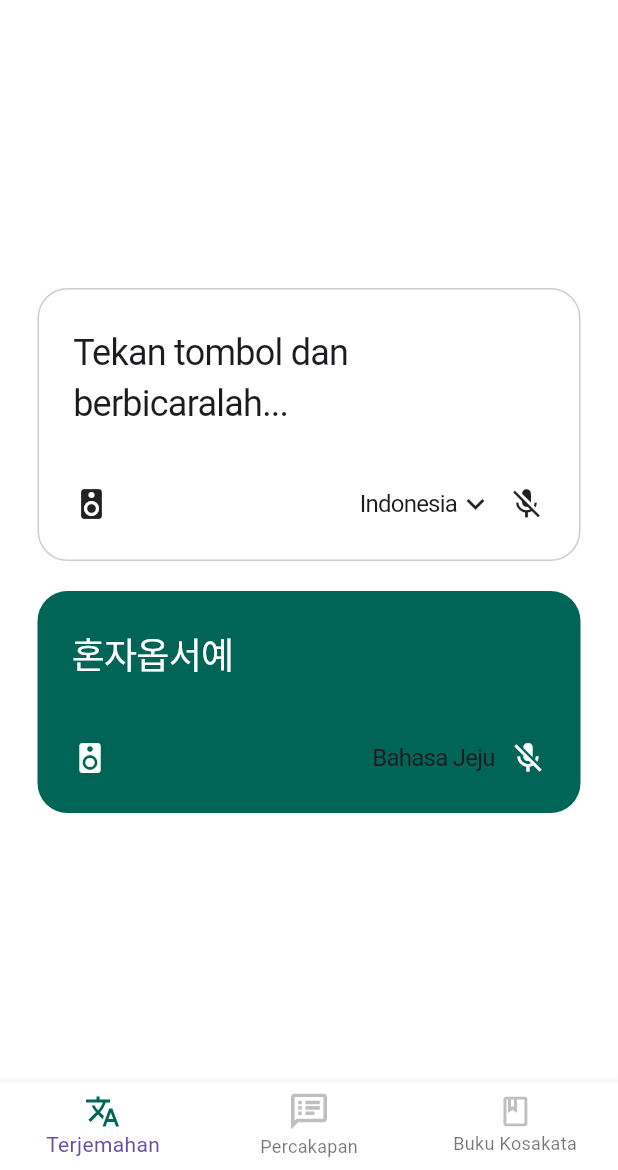
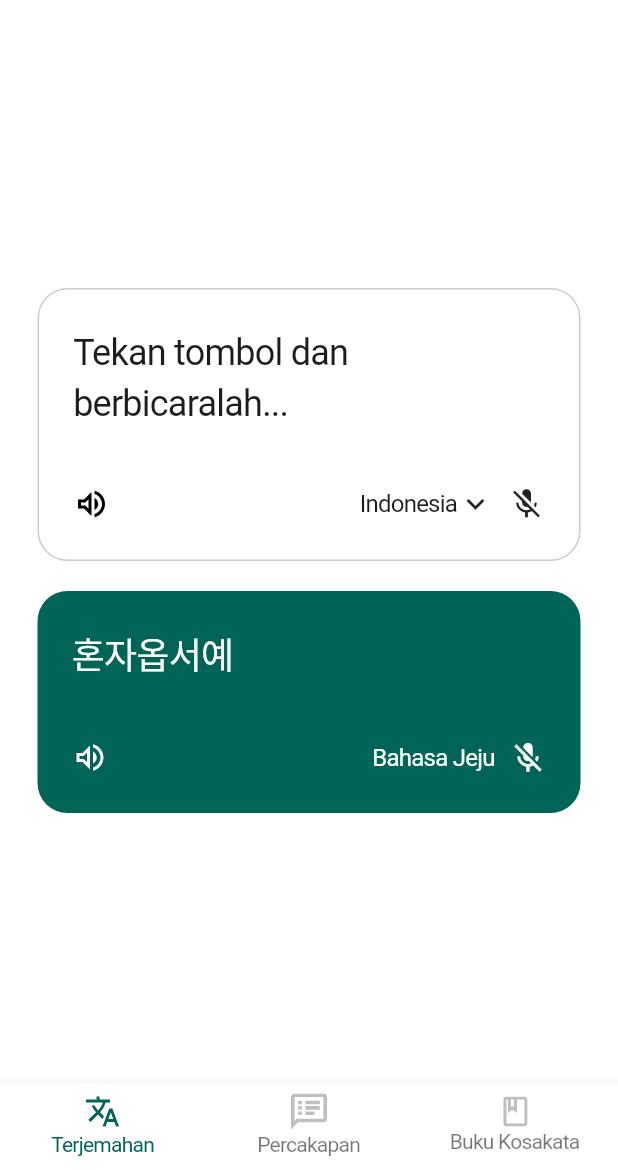
Before and after one commit to translation-jeju/translation-jeju-client, a Flutter app: the screen it shows after launch, after a tap on "Indonesian", after a tap on "다음", on a phone screen of 412 x 824 dp, the part 66-1236 px from its top. Run offline on Flutter 3.47's test engine with Material 3 defaults, Android fonts, the phone set to English and light mode, and no system bars; our stand-ins replace dio, flip_card, flutter_dotenv, flutter_riverpod, flutter_svg, flutter_tts and 2 more; generated files the repository leaves out were written again; Roboto replaces fonts that are missing (PretendardMedium, PretendardSemi).

Commit message:
feat: list page

```diff
--- a/lib/designsystem/component/CustomListTile.dart
+++ b/lib/designsystem/component/CustomListTile.dart
@@ -1,5 +1,8 @@
 import 'package:flutter/material.dart';
+import 'package:flutter_svg/svg.dart';
 import 'package:translation/designsystem/style/FontStyles.dart';
+
+import '../style/ColorStyles.dart';
 
 class CustomListTile extends StatelessWidget {
   final String appWord;
@@ -48,7 +51,7 @@ class CustomListTile extends StatelessWidget {
                 ),
                 const Spacer(),
                 GestureDetector(
-                    onTap: sound, child: Icon(Icons.speaker)),
+                    onTap: sound, child: SvgPicture.asset('assets/images/ic_volume_black.svg', color: AppColors.darkText,),),
                 Padding(
                   padding: const EdgeInsets.only(left: 10.0),
                   child: GestureDetector(
--- a/lib/l10n/language_en.arb
+++ b/lib/l10n/language_en.arb
@@ -27,5 +27,9 @@
   "great_job": "Thank you for your hard work.",
   "welcome": "Welcome.",
 
-  "restaurant": "Restaurant"
+  "restaurant": "Restaurant",
+
+  "greetings": "Greetings",
+  "daily_life_work": "Daily Life/Work",
+  "shopping": "Shopping"
 }
--- a/lib/l10n/language_id.arb
+++ b/lib/l10n/language_id.arb
@@ -27,5 +27,8 @@
   "great_job": "Terima kasih atas kerja keras Anda.",
   "welcome": "Selamat datang.",
 
-  "restaurant": "Restoran"
+  "restaurant": "Restoran",
+  "greetings": "Salam",
+  "daily_life_work": "Kehidupan Sehari-hari/Pekerjaan",
+  "shopping": "Belanja"
 }
--- a/lib/l10n/language_ko.arb
+++ b/lib/l10n/language_ko.arb
@@ -27,5 +27,8 @@
   "great_job": "수고하셨습니다.",
   "welcome": "환영합니다.",
 
-  "restaurant": "식당"
+  "restaurant": "식당",
+  "greetings": "인사말",
+  "daily_life_work": "생활/업무",
+  "shopping": "쇼핑"
 }
--- a/lib/l10n/language_zh.arb
+++ b/lib/l10n/language_zh.arb
@@ -27,5 +27,8 @@
   "great_job": "非常感谢您的辛勤工作。",
   "welcome": "欢迎。",
 
-  "restaurant": "餐厅"
+  "restaurant": "餐厅",
+  "greetings": "问候",
+  "daily_life_work": "जीवन/काम",
+  "shopping": "购物"
 }
--- a/lib/presentation/ListPage.dart
+++ b/lib/presentation/ListPage.dart
@@ -61,43 +61,37 @@ class _ListPageState extends ConsumerState<ListPage> {
                   ExpansionTile(
                     backgroundColor: AppColors.subColor,
                     collapsedBackgroundColor: AppColors.subColor,
-                    title: const Text(
-                      '인사말',
+                    title: Text(
+                      AppLocalizations.of(context)?.greetings ??'인사말',
                       style: FontStyles.smallBody,
                     ),
                     children: [
                       CustomListTile(
-                        appWord: AppLocalizations.of(context)?.hello ?? 'Hello',
-                        jejuWord: '펜안 하우꽈?',
-                        sound: () => _speakText('펜안 하우꽈?'),
-                        bookmark: () {},
-                      ),
-                      CustomListTile(
-                        appWord: AppLocalizations.of(context)?.hello ?? 'Hello',
+                        appWord: AppLocalizations.of(context)?.welcome ?? 'Welcome',
                         jejuWord: '혼저 옵서예',
                         sound: () => _speakText('혼저 옵서예'),
                         bookmark: () {},
                       ),
                       CustomListTile(
-                        appWord: AppLocalizations.of(context)?.hello ?? 'Hello',
+                        appWord: AppLocalizations.of(context)?.great_job ?? 'Great job',
                         jejuWord: '폭삭 속암수다',
                         sound: () => _speakText('폭삭 속암수다'),
                         bookmark: () {},
                       ),
                       CustomListTile(
-                        appWord: AppLocalizations.of(context)?.hello ?? 'Hello',
+                        appWord: AppLocalizations.of(context)?.enjoy_meal ?? 'Enjoy your meal',
                         jejuWord: '도르멍 하영 가쿠다',
                         sound: () => _speakText('도르멍 하영 가쿠다'),
                         bookmark: () {},
                       ),
                       CustomListTile(
-                        appWord: AppLocalizations.of(context)?.hello ?? 'Hello',
+                        appWord: AppLocalizations.of(context)?.where_from ?? 'Where are you from?',
                         jejuWord: '어디서 옵데가?',
                         sound: () => _speakText('어디서 옵데가?'),
                         bookmark: () {},
                       ),
                       CustomListTile(
-                        appWord: AppLocalizations.of(context)?.hello ?? 'Hello',
+                        appWord: AppLocalizations.of(context)?.goodbye ?? 'Goodbye',
                         jejuWord: '게로마씸',
                         sound: () => _speakText('게로마씸'),
                         bookmark: () {},
@@ -107,43 +101,43 @@ class _ListPageState extends ConsumerState<ListPage> {
                   ExpansionTile(
                     backgroundColor: AppColors.subColor,
                     collapsedBackgroundColor: AppColors.subColor,
-                    title: const Text(
-                      '생활/업무',
+                    title: Text(
+                      AppLocalizations.of(context)?.daily_life_work ??'생활/업무',
                       style: FontStyles.smallBody,
                     ),
                     children: [
                       CustomListTile(
-                        appWord: AppLocalizations.of(context)?.hello ?? 'Hello',
+                        appWord: AppLocalizations.of(context)?.potatoes_stacked ?? 'The potatoes are stacked well',
                         jejuWord: '감저 저곡 해놨수다',
                         sound: () => _speakText('감저 저곡 해놨수다'),
                         bookmark: () {},
                       ),
                       CustomListTile(
-                        appWord: AppLocalizations.of(context)?.hello ?? 'Hello',
+                        appWord: AppLocalizations.of(context)?.let_us_pick_citrus ?? 'Let us go pick citrus.',
                         jejuWord: '감결 딸라감쪄',
                         sound: () => _speakText('감결 딸라감쪄'),
                         bookmark: () {},
                       ),
                       CustomListTile(
-                        appWord: AppLocalizations.of(context)?.hello ?? 'Hello',
+                        appWord: AppLocalizations.of(context)?.try_gradually ?? 'It is good to try gradually',
                         jejuWord: '호꼼 씹서 해보난 좋수다',
                         sound: () => _speakText('호꼼 씹서 해보난 좋수다'),
                         bookmark: () {},
                       ),
                       CustomListTile(
-                        appWord: AppLocalizations.of(context)?.hello ?? 'Hello',
+                        appWord: AppLocalizations.of(context)?.try_again ?? 'Try again',
                         jejuWord: '고다시 가수다',
                         sound: () => _speakText('고다시 가수다'),
                         bookmark: () {},
                       ),
                       CustomListTile(
-                        appWord: AppLocalizations.of(context)?.hello ?? 'Hello',
+                        appWord: AppLocalizations.of(context)?.classify_fish ?? 'Classify the fish',
                         jejuWord: '생이 갈라줘',
                         sound: () => _speakText('생이 갈라줘'),
                         bookmark: () {},
                       ),
                       CustomListTile(
-                        appWord: AppLocalizations.of(context)?.hello ?? 'Hello',
+                        appWord: AppLocalizations.of(context)?.hurry_up ?? 'Hurry up',
                         jejuWord: '혼저혼저 오라게',
                         sound: () => _speakText('혼저혼저 오라게'),
                         bookmark: () {},
@@ -153,31 +147,31 @@ class _ListPageState extends ConsumerState<ListPage> {
                   ExpansionTile(
                     backgroundColor: AppColors.subColor,
                     collapsedBackgroundColor: AppColors.subColor,
-                    title: const Text(
-                      '쇼핑',
+                    title: Text(
+                      AppLocalizations.of(context)?.shopping ?? '쇼핑',
                       style: FontStyles.smallBody,
                     ),
                     children: [
                       CustomListTile(
-                        appWord: AppLocalizations.of(context)?.hello ?? 'Hello',
+                        appWord: AppLocalizations.of(context)?.come_see ?? 'Come and see',
                         jejuWord: '왕방갑서',
                         sound: () => _speakText('왕방갑서'),
                         bookmark: () {},
                       ),
                       CustomListTile(
-                        appWord: AppLocalizations.of(context)?.hello ?? 'Hello',
+                        appWord: AppLocalizations.of(context)?.hurry_up_and_come ?? 'Hurry up and come',
                         jejuWord: '몽케지 마랑 혼저 오라게',
                         sound: () => _speakText('몽케지 마랑 혼저 오라게'),
                         bookmark: () {},
                       ),
                       CustomListTile(
-                        appWord: AppLocalizations.of(context)?.hello ?? 'Hello',
+                        appWord: AppLocalizations.of(context)?.last_one_remaining ?? 'There is one last one remaining',
                         jejuWord: '매기 우다',
                         sound: () => _speakText('매기 우다'),
                         bookmark: () {},
                       ),
                       CustomListTile(
-                        appWord: AppLocalizations.of(context)?.hello ?? 'Hello',
+                        appWord: AppLocalizations.of(context)?.what_are_you_looking_for ?? 'What are you looking for?',
                         jejuWord: '무신거 촞암수과',
                         sound: () => _speakText('무신거 촞암수과'),
                         bookmark: () {},
--- a/lib/presentation/MyWordPage.dart
+++ b/lib/presentation/MyWordPage.dart
@@ -1,7 +1,10 @@
 import 'package:flip_card/flip_card.dart';
 import 'package:flutter/material.dart';
 import 'package:flutter_riverpod/flutter_riverpod.dart';
+import 'package:flutter_svg/svg.dart';
 import 'package:translation/designsystem/component/CustomCard.dart';
+
+import '../designsystem/style/ColorStyles.dart';
 
 class MyWordPage extends ConsumerWidget {
   const MyWordPage({super.key});
@@ -39,14 +42,13 @@ class MyWordPage extends ConsumerWidget {
                 ),
               ),
               Padding(
-                padding: const EdgeInsets.only(top: 16.0),
+                padding: const EdgeInsets.only(top: 16.0, bottom: 50.0),
                 child: Row(
+                  mainAxisAlignment: MainAxisAlignment.end,
                   children: [
                     InkWell(
                       onTap: () {},
-                      child: const Icon(
-                        Icons.speaker,
-                      ),
+                      child: SvgPicture.asset('assets/images/ic_volume_black.svg', color: AppColors.mainColor,),
                     ),
                     const SizedBox(
                       width: 12,
@@ -55,6 +57,7 @@ class MyWordPage extends ConsumerWidget {
                       onTap: () {},
                       child: const Icon(
                         Icons.bookmark,
+                        color: AppColors.mainColor,
                       ),
                     ),
                   ],
--- a/lib/presentation/RootPage.dart
+++ b/lib/presentation/RootPage.dart
@@ -58,6 +58,8 @@ class RootPage extends ConsumerWidget {
         ),
         child: BottomNavigationBar(
           type: BottomNavigationBarType.fixed,
+          selectedItemColor: AppColors.mainColor,
+          unselectedLabelStyle: FontStyles.smallBody.copyWith(color: AppColors.subText),
           backgroundColor: Colors.white,
           onTap: (index) {
             ref.read(indexProvider.notifier).state = index;
--- a/lib/presentation/TranslationPage.dart
+++ b/lib/presentation/TranslationPage.dart
@@ -1,5 +1,6 @@
 import 'package:flutter/material.dart';
 import 'package:flutter_riverpod/flutter_riverpod.dart';
+import 'package:flutter_svg/svg.dart';
 import 'package:translation/data/repository/TranslationRepository.dart';
 import 'package:translation/designsystem/style/ColorStyles.dart';
 import 'package:translation/riverpod/language_provider.dart';
@@ -60,7 +61,7 @@ class _TranslationPageState extends ConsumerState<TranslationPage> {
                     // 음성 인식 시작/정지 버튼
                     Row(
                       children: [
-                        InkWell(onTap: () {}, child: Icon(Icons.speaker)),
+                        InkWell(onTap: () {}, child: SvgPicture.asset('assets/images/ic_volume_black.svg'),),
                         const Spacer(),
                         Padding(
                           padding: const EdgeInsets.only(right: 10.0),
@@ -177,10 +178,7 @@ class _TranslationPageState extends ConsumerState<TranslationPage> {
                             await postTranslation(speechNotifier.text,
                                 selectedLanguage.toString());
                           },
-                          child: const Icon(
-                            Icons.speaker,
-                            color: Colors.white,
-                          ),
+                          child: SvgPicture.asset('assets/images/ic_volume_black.svg', color: Colors.white,),
                         ),
                         const Spacer(),
                         Padding(
@@ -188,7 +186,7 @@ class _TranslationPageState extends ConsumerState<TranslationPage> {
                           child: Text(
                             AppLocalizations.of(context)?.jeju_language ??
                                 'Jeju language',
-                            style: FontStyles.mediumBody,
+                            style: FontStyles.mediumBody.copyWith(color: Colors.white),
                           ),
                         ),
                         InkWell(
```
Also changed, not shown: assets/images/ic_volume_black.svg (added), pubspec.lock.
